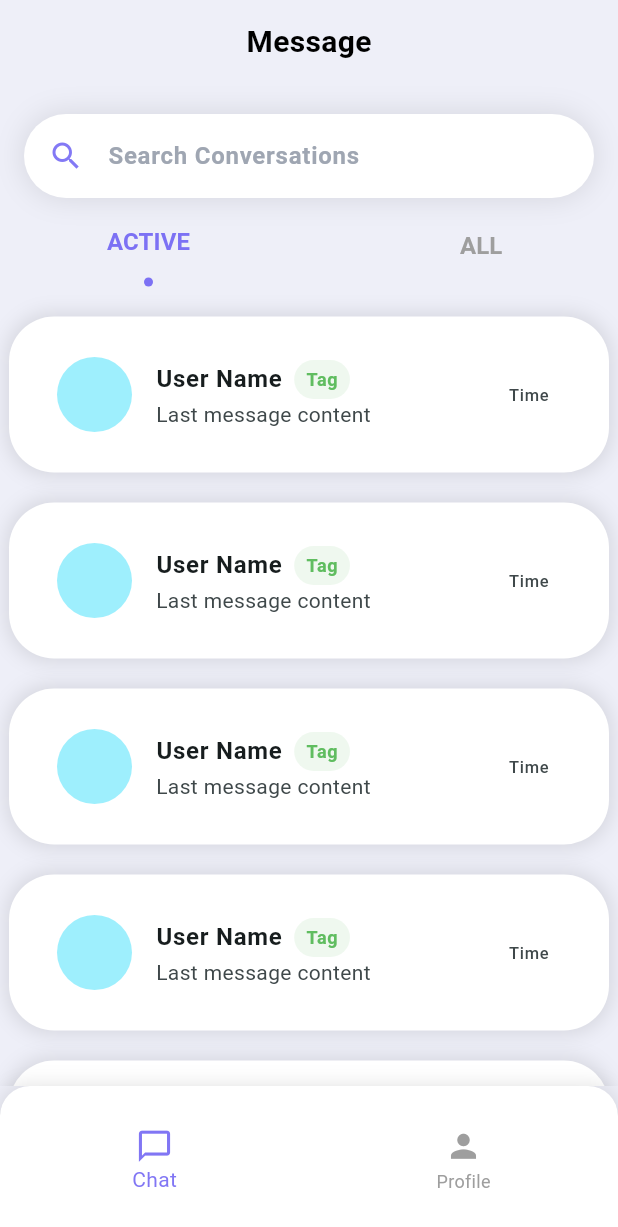
After one commit to JoPlusPlus/ChatApp-Robo, a Flutter app: the MainNavigation screen opened by its route, on a phone screen of 412 x 824 dp. The commit adds this screen. Shown: the top 1227 px of the screen. Run offline on Flutter 3.47's test engine with Material 3 defaults, Android fonts, the phone set to English and light mode, and no system bars.

Commit message:
Initial home screen and profile screen release

```diff
--- /dev/null
+++ b/lib/Pages/home_page.dart
@@ -0,0 +1,116 @@
+import 'package:chatapp/utils/app_colors.dart';
+import 'package:chatapp/Widgets/main_app_tile.dart';
+import 'package:chatapp/Widgets/search_bar_widget.dart';
+import 'package:flutter/material.dart';
+
+class ChatScreen extends StatelessWidget {
+  const ChatScreen({super.key});
+
+  @override
+  Widget build(BuildContext context) {
+    return Center(
+      child: Column(
+        crossAxisAlignment: CrossAxisAlignment.center,
+        children: [
+          // Search bar
+          SearchBarWidget(),
+          const SizedBox(height: 5),
+          HomeScreenButtonRow(),
+          Expanded(
+            child: ListView.separated(
+              padding: EdgeInsets.only(top: 20),
+              itemCount: 20,
+              separatorBuilder: (context, index) {
+                return const SizedBox(height: 20);
+              },
+              itemBuilder: (context, index) {
+                return Center(child: MainAppTile());
+              },
+            ),
+          ),
+        ],
+      ),
+    );
+  }
+}
+
+class HomeScreenButtonRow extends StatefulWidget {
+  const HomeScreenButtonRow({super.key});
+
+  @override
+  State<HomeScreenButtonRow> createState() => _HomeScreenButtonRowState();
+}
+
+class _HomeScreenButtonRowState extends State<HomeScreenButtonRow> {
+  bool _isActiveButtonSelected = true;
+
+  @override
+  Widget build(BuildContext context) {
+    return Row(
+      mainAxisAlignment: MainAxisAlignment.center,
+      children: [
+        // Conversations list
+        Column(
+          children: [
+            TextButton(
+              onPressed: () {
+                setState(() {
+                  _isActiveButtonSelected = true;
+                });
+              },
+              child: Text(
+                "ACTIVE",
+                style: TextStyle(
+                  fontSize: 16,
+                  fontWeight: FontWeight.bold,
+                  color: _isActiveButtonSelected
+                      ? AppColors.primary.color
+                      : AppColors.grey.color,
+                ),
+              ),
+            ),
+            if (_isActiveButtonSelected) SelectedIndicator(),
+          ],
+        ),
+        const SizedBox(width: 150),
+        Column(
+          children: [
+            TextButton(
+              onPressed: () {
+                setState(() {
+                  _isActiveButtonSelected = false;
+                });
+              },
+              child: Text(
+                "ALL",
+                style: TextStyle(
+                  fontSize: 16,
+                  fontWeight: FontWeight.bold,
+                  color: !_isActiveButtonSelected
+                      ? AppColors.primary.color
+                      : AppColors.grey.color,
+                ),
+              ),
+            ),
+            if (!_isActiveButtonSelected) SelectedIndicator(),
+          ],
+        ),
+      ],
+    );
+  }
+}
+
+class SelectedIndicator extends StatelessWidget {
+  const SelectedIndicator({super.key});
+  @override
+  Widget build(BuildContext context) {
+    return Container(
+      width: 6,
+      height: 6,
+      decoration: BoxDecoration(
+        color: AppColors.primary.color,
+        shape: BoxShape.circle,
+      ),
+    );
+  }
+}
--- /dev/null
+++ b/lib/Pages/main_navigation.dart
@@ -0,0 +1,97 @@
+import 'package:chatapp/Pages/home_page.dart';
+import 'package:chatapp/utils/app_colors.dart';
+import 'package:chatapp/Pages/profile_screen.dart';
+import 'package:flutter/material.dart';
+
+class MainNavigation extends StatefulWidget {
+  const MainNavigation({super.key});
+
+  @override
+  State<MainNavigation> createState() => _MainNavigationState();
+}
+
+class _MainNavigationState extends State<MainNavigation> {
+  int _selectedIndex = 0;
+
+  static const List<Widget> _widgetOptions = <Widget>[
+    ChatScreen(),
+    ProfileScreen(),
+  ];
+
+  void _onItemTapped(int index) {
+    setState(() {
+      _selectedIndex = index;
+    });
+  }
+
+  @override
+  Widget build(BuildContext context) {
+    return Scaffold(
+      backgroundColor: AppColors.backgroundStart.color,
+      body: SafeArea(
+        child: Column(
+          children: [
+            SizedBox(
+              height: 56,
+              child: Center(
+                child: Text(
+                  _selectedIndex == 0 ? 'Message' : 'Profile',
+                  style: TextStyle(
+                    fontWeight: FontWeight.bold,
+                    color: AppColors.textPrimary.color,
+                    fontSize: 20,
+                  ),
+                ),
+              ),
+            ),
+            Expanded(child: _widgetOptions.elementAt(_selectedIndex)),
+          ],
+        ),
+      ),
+      bottomNavigationBar: Container(
+        height: 100,
+        decoration: BoxDecoration(
+          borderRadius: BorderRadius.only(
+            topLeft: Radius.circular(20),
+            topRight: Radius.circular(20),
+          ),
+          boxShadow: [
+            BoxShadow(
+              color: AppColors.shadow.color,
+              blurRadius: 10,
+              spreadRadius: 1,
+              offset: const Offset(0, 0),
+            ),
+          ],
+        ),
+        child: ClipRRect(
+          borderRadius: BorderRadius.only(
+            topLeft: Radius.circular(20),
+            topRight: Radius.circular(20),
+          ),
+          child: BottomNavigationBar(
+            items: const [
+              BottomNavigationBarItem(
+                icon: Icon(Icons.chat_bubble_outline_outlined, size: 25),
+                label: 'Chat',
+              ),
+              BottomNavigationBarItem(
+                icon: Icon(Icons.person, size: 25),
+                label: 'Profile',
+              ),
+            ],
+            currentIndex: _selectedIndex,
+            onTap: _onItemTapped,
+            backgroundColor: AppColors.white.color,
+            selectedIconTheme: IconThemeData(
+              color: AppColors.primaryLight.color,
+            ),
+            unselectedIconTheme: IconThemeData(color: AppColors.grey.color),
+            selectedItemColor: AppColors.primaryLight.color,
+            unselectedItemColor: AppColors.grey.color,
+          ),
+        ),
+      ),
+    );
+  }
+}
--- /dev/null
+++ b/lib/Widgets/main_app_tile.dart
@@ -0,0 +1,54 @@
+import 'package:chatapp/utils/app_colors.dart';
+import 'package:flutter/material.dart';
+
+class MainAppTile extends StatelessWidget {
+  const MainAppTile({super.key});
+
+  @override
+  Widget build(BuildContext context) {
+    return Container(
+      width: 400,
+      decoration: BoxDecoration(
+        color: AppColors.white.color,
+        borderRadius: BorderRadius.circular(30),
+        boxShadow: [
+          BoxShadow(
+            color: AppColors.shadow.color,
+            blurRadius: 10,
+            spreadRadius: 2,
+            offset: Offset(0, 0), // Shadow is all around
+          ),
+        ],
+      ),
+      child: Padding(
+        padding: const EdgeInsets.all(16.0),
+        child: ListTile(
+          title: Row(
+            children: [
+              Text("User Name", style: TextStyle(fontWeight: FontWeight.bold)),
+              SizedBox(width: 8),
+              Container(
+                padding: EdgeInsets.symmetric(horizontal: 8, vertical: 4),
+                decoration: BoxDecoration(
+                  color: AppColors.tagGreen.color.withValues(alpha: 0.1),
+                  borderRadius: BorderRadius.circular(50),
+                ),
+                child: Text(
+                  "Tag",
+                  style: TextStyle(
+                    color: AppColors.tagGreen.color,
+                    fontSize: 12,
+                    fontWeight: FontWeight.bold,
+                  ),
+                ),
+              ),
+            ],
+          ),
+          trailing: Text("Time"),
+          subtitle: Text("Last message content"),
+          leading: CircleAvatar(radius: 25),
+        ),
+      ),
+    );
+  }
+}
--- /dev/null
+++ b/lib/Widgets/search_bar_widget.dart
@@ -0,0 +1,36 @@
+import 'package:flutter/material.dart';
+
+class SearchBarWidget extends StatelessWidget {
+  const SearchBarWidget({super.key});
+
+  @override
+  Widget build(BuildContext context) {
+    return Container(
+      width: 380,
+      margin: EdgeInsets.only(top: 20),
+      decoration: BoxDecoration(
+        borderRadius: BorderRadius.circular(28.0),
+        boxShadow: [
+          BoxShadow(
+            color: Colors.black.withValues(alpha: 0.1),
+            blurRadius: 15,
+            spreadRadius: 1,
+          ),
+        ],
+      ),
+      child: SizedBox(
+        width: 380,
+        child: SearchBar(
+          hintText: 'Search Conversations',
+          hintStyle: WidgetStatePropertyAll(
+            TextStyle(fontWeight: FontWeight.bold, color: Color(0xff9fa6b2)),
+          ),
+          backgroundColor: WidgetStatePropertyAll(Colors.white),
+          elevation: WidgetStatePropertyAll(0.0),
+          leading: const Icon(Icons.search, color: Color(0xff8379f5)),
+          padding: WidgetStatePropertyAll(EdgeInsets.only(left: 16)),
+        ),
+      ),
+    );
+  }
+}
--- /dev/null
+++ b/lib/utils/app_colors.dart
@@ -0,0 +1,35 @@
+import 'package:flutter/material.dart';
+
+enum AppColors {
+  // Primary Colors
+  primary(Color(0xff7c71f4)),
+  primaryLight(Color(0xff8176f4)),
+
+  // Background Colors
+  backgroundStart(Color(0xffeeeff8)),
+  backgroundEnd(Color(0xfff3f4f9)),
+  white(Color(0xFFFFFFFF)),
+
+  // Text Colors
+  textPrimary(Color(0xFF000000)),
+  textSecondary(Color(0xFF666666)),
+  textGrey(Color(0xFF9E9E9E)),
+
+  // UI Elements like shadow, border, etc.
+  grey(Color(0xFF9E9E9E)),
+  shadow(Color(0x1A000000)),
+  border(Color(0xFFE0E0E0)),
+
+  // Tag Colors
+  tagRed(Color(0xFFFF0000)),
+  tagOrange(Color(0xFFFFA500)),
+  tagYellow(Color(0xFFFFD700)),
+  tagGreen(Color.fromARGB(255, 96, 189, 96)),
+  tagBlue(Color(0xFF0000FF)),
+  tagIndigo(Color(0xFF4B0082)),
+  tagViolet(Color(0xFF8B00FF));
+
+  const AppColors(this.color);
+
+  final Color color;
+}
```
Also changed, not shown: lib/Pages/LoginPage.dart (+10 -14 lines), lib/Pages/profile_screen.dart (added, +115 -0 lines), lib/main.dart (+63 -16 lines).
